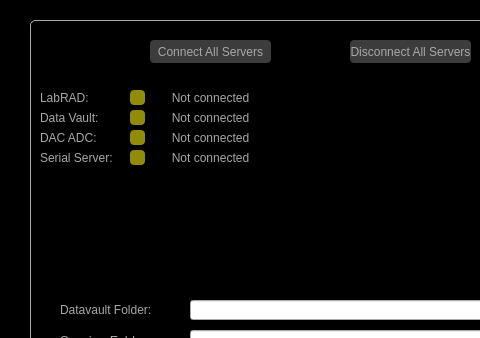
Qt form DEMONS GUI/Labrad Connect/LabRADConnect.ui (zxiazxia/LabRAD-Device-Electrical_Measurement-ONline_Software) before a commit; both pictures show x 0 to 480 and y 0 to 338 of the 629 by 600 pixel window.
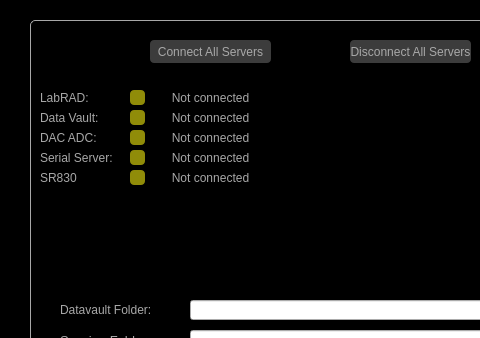
The same form after that commit. Icons and pictures are not drawn.

```diff
--- a/DEMONS GUI/Labrad Connect/LabRADConnect.ui
+++ b/DEMONS GUI/Labrad Connect/LabRADConnect.ui
@@ -420,6 +420,62 @@
       <set>Qt::AlignCenter</set>
      </property>
     </widget>
+    <widget class="QPushButton" name="pushButton_SR830">
+     <property name="geometry">
+      <rect>
+       <x>100</x>
+       <y>150</y>
+       <width>15</width>
+       <height>15</height>
+      </rect>
+     </property>
+     <property name="styleSheet">
+      <string notr="true">#pushButton_SR830{
+background: rgb(144, 140, 9);
+ border-radius: 4px;
+}</string>
+     </property>
+     <property name="text">
+      <string/>
+     </property>
+    </widget>
+    <widget class="QLabel" name="label_7">
+     <property name="geometry">
+      <rect>
+       <x>10</x>
+       <y>150</y>
+       <width>80</width>
+       <height>15</height>
+      </rect>
+     </property>
+     <property name="styleSheet">
+      <string notr="true">
+color:rgb(168,168,168)</string>
+     </property>
+     <property name="text">
+      <string>SR830</string>
+     </property>
+    </widget>
+    <widget class="QLabel" name="label_SR830">
+     <property name="geometry">
+      <rect>
+       <x>120</x>
+       <y>150</y>
+       <width>121</width>
+       <height>16</height>
+      </rect>
+     </property>
+     <property name="styleSheet">
+      <string notr="true">
+color:rgb(168,168,168)</string>
+     </property>
+     <property name="text">
+      <string>Not connected</string>
+     </property>
+     <property name="alignment">
+      <set>Qt::AlignCenter</set>
+     </property>
+    </widget>
    </widget>
   </widget>
  </widget>
```
Left out of the diff: 10 changed lines with no effect on the pictures.
